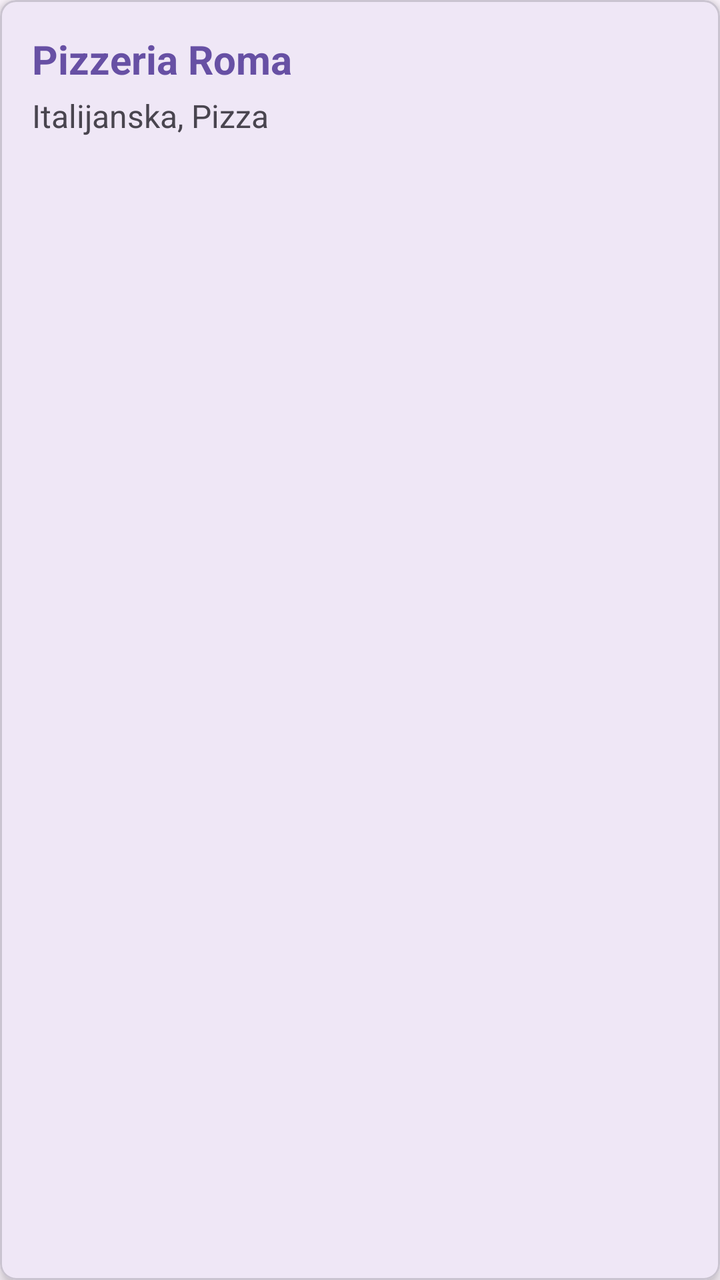
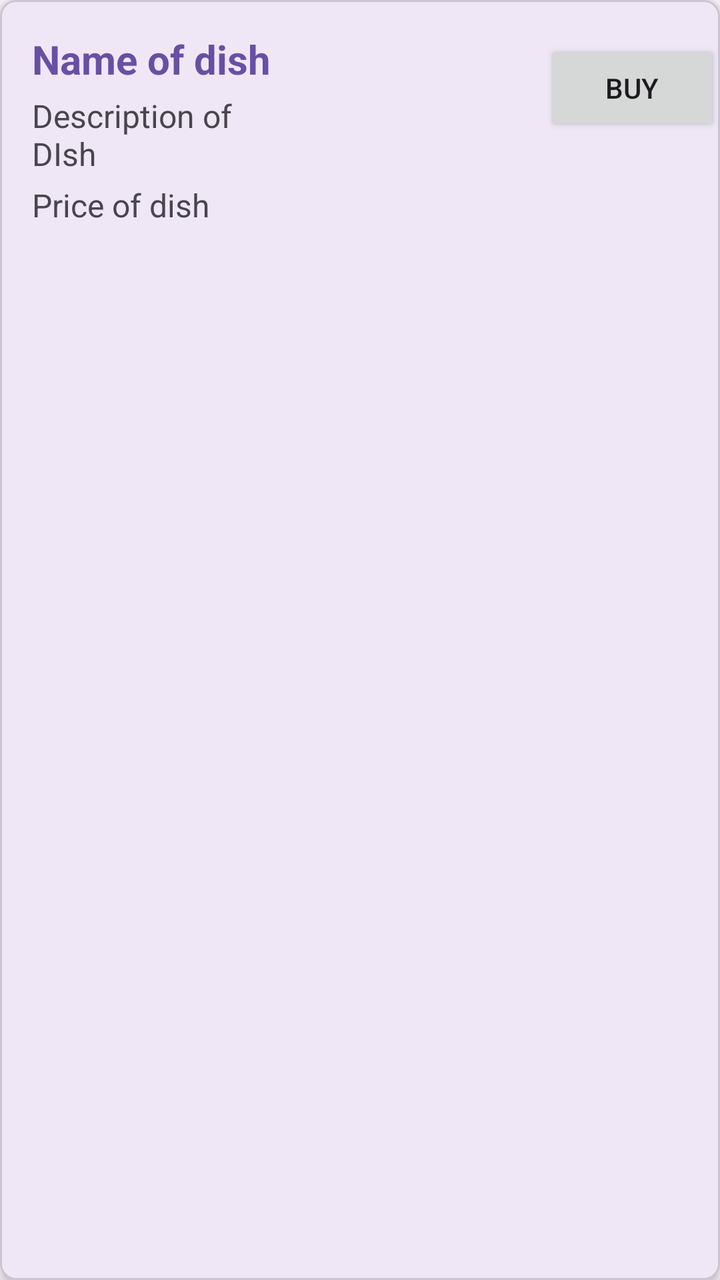

Before-and-after screenshots of an Android layout around one commit, followed by the original layout XML and the change that was made.
<!-- AndroidManifest.xml: application theme Theme.FoodyOrder -->
<!-- res/layout/item_dish.xml -->
<?xml version="1.0" encoding="utf-8"?>
<com.google.android.material.card.MaterialCardView
    xmlns:android="http://schemas.android.com/apk/res/android"
    xmlns:app="http://schemas.android.com/apk/res-auto"
    android:layout_width="match_parent"
    android:layout_height="wrap_content"
    android:layout_marginHorizontal="16dp"
    android:layout_marginVertical="8dp"
    app:cardCornerRadius="8dp"
    app:cardElevation="4dp">

    <LinearLayout
        android:layout_width="match_parent"
        android:layout_height="wrap_content"
        android:orientation="vertical"
        android:padding="16dp">

        <TextView
            android:id="@+id/dish_name_text"
            android:layout_width="wrap_content"
            android:layout_height="wrap_content"
            android:text="Pizzeria Roma"
            android:textSize="20sp"
            android:textStyle="bold"
            android:textColor="?attr/colorPrimary"/>

        <TextView
            android:id="@+id/dish_description_text"
            android:layout_width="wrap_content"
            android:layout_height="wrap_content"
            android:layout_marginTop="4dp"
            android:text="Italijanska, Pizza"
            android:textSize="16sp"/>



    </LinearLayout>
</com.google.android.material.card.MaterialCardView>
<!-- resources referenced by this layout -->
<resources>
  <style name="Theme.FoodyOrder" parent="Base.Theme.FoodyOrder" />
  <style name="Base.Theme.FoodyOrder" parent="Theme.Material3.DayNight.NoActionBar">
          
          
      </style>
</resources>

<!-- the commit's change to res/layout/item_dish.xml (unified diff, before → after) -->
@@ -12,27 +12,57 @@
     <LinearLayout
         android:layout_width="match_parent"
         android:layout_height="wrap_content"
-        android:orientation="vertical"
-        android:padding="16dp">
+        android:orientation="horizontal"
+       >
 
-        <TextView
-            android:id="@+id/dish_name_text"
+
+        <LinearLayout
+            android:layout_width="match_parent"
+            android:layout_height="wrap_content"
+            android:orientation="vertical"
+            android:padding="16dp"
+            android:layout_weight="1">
+
+            <TextView
+                android:id="@+id/dish_name_text"
+                android:layout_width="wrap_content"
+                android:layout_height="wrap_content"
+                android:text="Name of dish"
+                android:textSize="20sp"
+                android:textStyle="bold"
+                android:textColor="?attr/colorPrimary"/>
+
+            <TextView
+                android:id="@+id/dish_description_text"
+                android:layout_width="wrap_content"
+                android:layout_height="wrap_content"
+                android:layout_marginTop="4dp"
+                android:text="Description of DIsh"
+                android:textSize="16sp"/>
+
+            <TextView
+                android:id="@+id/dish_price_text"
+                android:layout_width="wrap_content"
+                android:layout_height="wrap_content"
+                android:layout_marginTop="4dp"
+                android:text="Price of dish"
+                android:textSize="16sp"/>
+
+        </LinearLayout>
+
+        <ImageView
+            android:id="@+id/dish_image"
+            android:layout_width="100dp"
+            android:layout_height="100dp"
+            android:scaleType="centerCrop"
+            android:layout_margin="8dp"/>
+
+
+        <Button
             android:layout_width="wrap_content"
             android:layout_height="wrap_content"
-            android:text="Pizzeria Roma"
-            android:textSize="20sp"
-            android:textStyle="bold"
-            android:textColor="?attr/colorPrimary"/>
-
-        <TextView
-            android:id="@+id/dish_description_text"
-            android:layout_width="wrap_content"
-            android:layout_height="wrap_content"
-            android:layout_marginTop="4dp"
-            android:text="Italijanska, Pizza"
-            android:textSize="16sp"/>
-
-
-
+            android:id="@+id/dish_button"
+            android:layout_marginTop="20dp"
+            android:text="Buy"/>
     </LinearLayout>
 </com.google.android.material.card.MaterialCardView>
